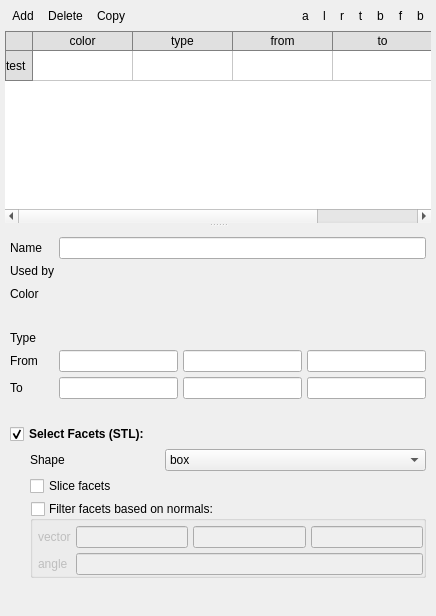
Above: mfixgui/uifiles/regions.ui from truongd8593/mfix before the change. Below: the same form after it.
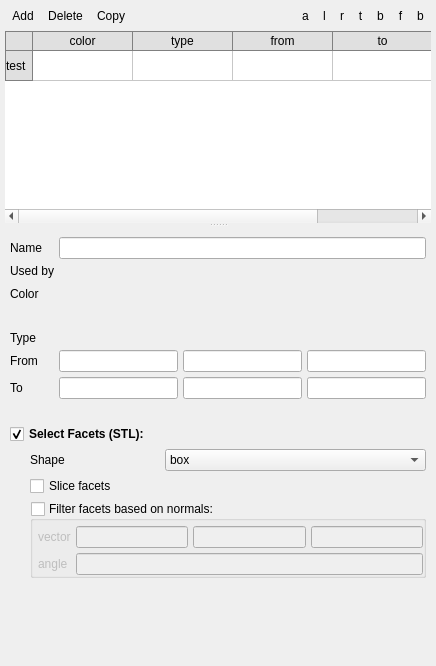
That is the form after the change. Custom widgets are drawn as their Qt base class.

Commit message: fix for region stl checkbox

The edit to the form file:
```diff
--- a/mfixgui/uifiles/regions.ui
+++ b/mfixgui/uifiles/regions.ui
@@ -7,7 +7,7 @@
     <x>0</x>
     <y>0</y>
     <width>436</width>
-    <height>616</height>
+    <height>666</height>
    </rect>
   </property>
   <layout class="QVBoxLayout" name="verticalLayout_2">
```
The commit also changes 1 other file.
